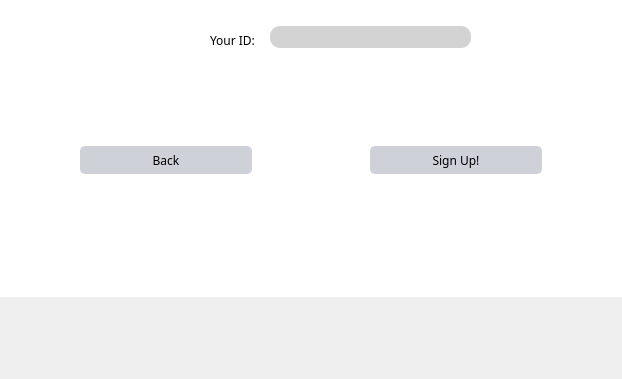
Above: NewWindowChur/signupscreen2.ui from jandrealyn/LibraryQtSystem before the change; both pictures show x 320 to 942 and y 284 to 663 of the 1308 by 663 pixel window. Below: the same form after it.
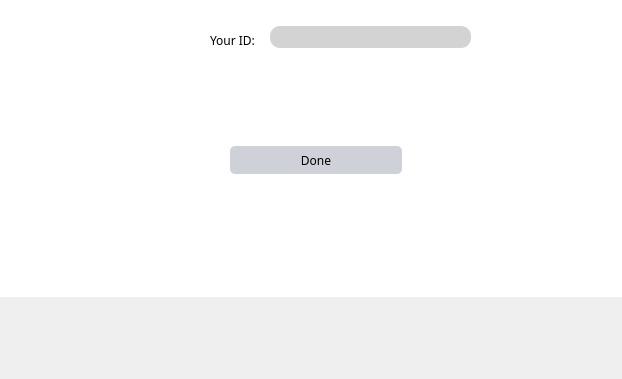
That is the form after the change.

The edit to the form file:
```diff
--- a/NewWindowChur/signupscreen2.ui
+++ b/NewWindowChur/signupscreen2.ui
@@ -155,7 +155,7 @@
    <widget class="QPushButton" name="close_2">
     <property name="geometry">
      <rect>
-      <x>170</x>
+      <x>320</x>
       <y>400</y>
       <width>172</width>
       <height>28</height>
@@ -172,30 +172,7 @@
 }</string>
     </property>
     <property name="text">
-     <string>Back</string>
-    </property>
-   </widget>
-   <widget class="QPushButton" name="close_3">
-    <property name="geometry">
-     <rect>
-      <x>460</x>
-      <y>400</y>
-      <width>172</width>
-      <height>28</height>
-     </rect>
-    </property>
-    <property name="styleSheet">
-     <string notr="true">QPushButton#close{
-background-color: #d3d3d3;
-border-width: 2px;
-border-radius: 5px;
-border-color: black;
-min-width: 5em;
-padding: 3px;
-}</string>
-    </property>
-    <property name="text">
-     <string>Sign Up!</string>
+     <string>Done</string>
     </property>
    </widget>
   </widget>
```
Left out of the diff: 2 changed lines with no effect on the pictures.
